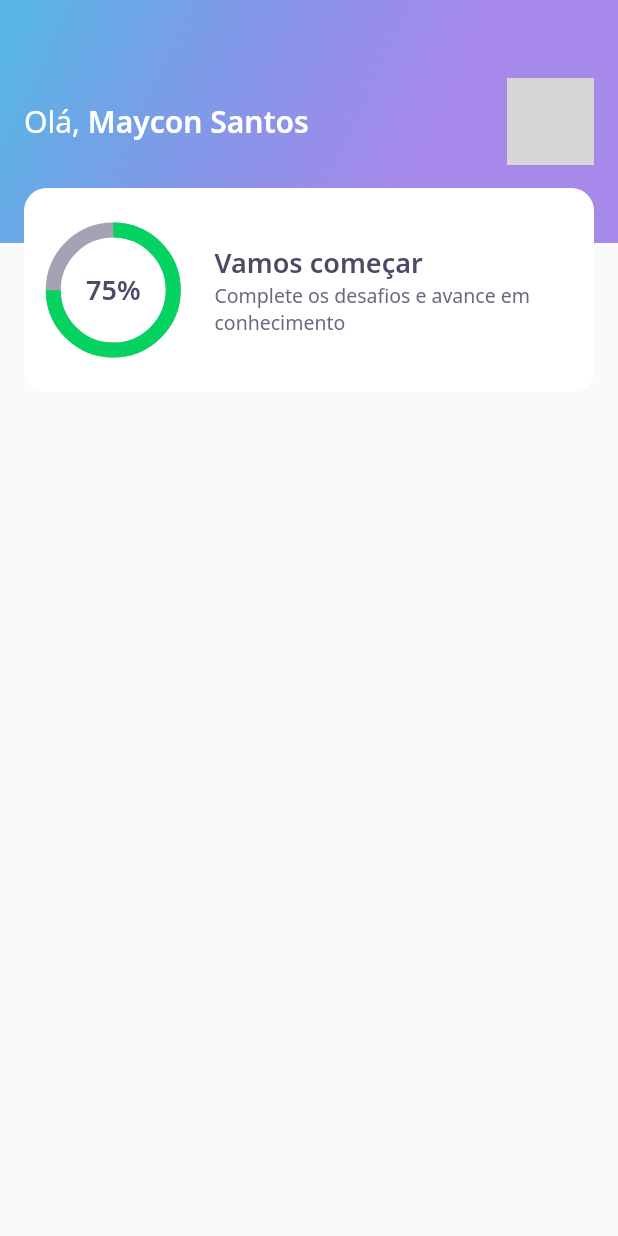
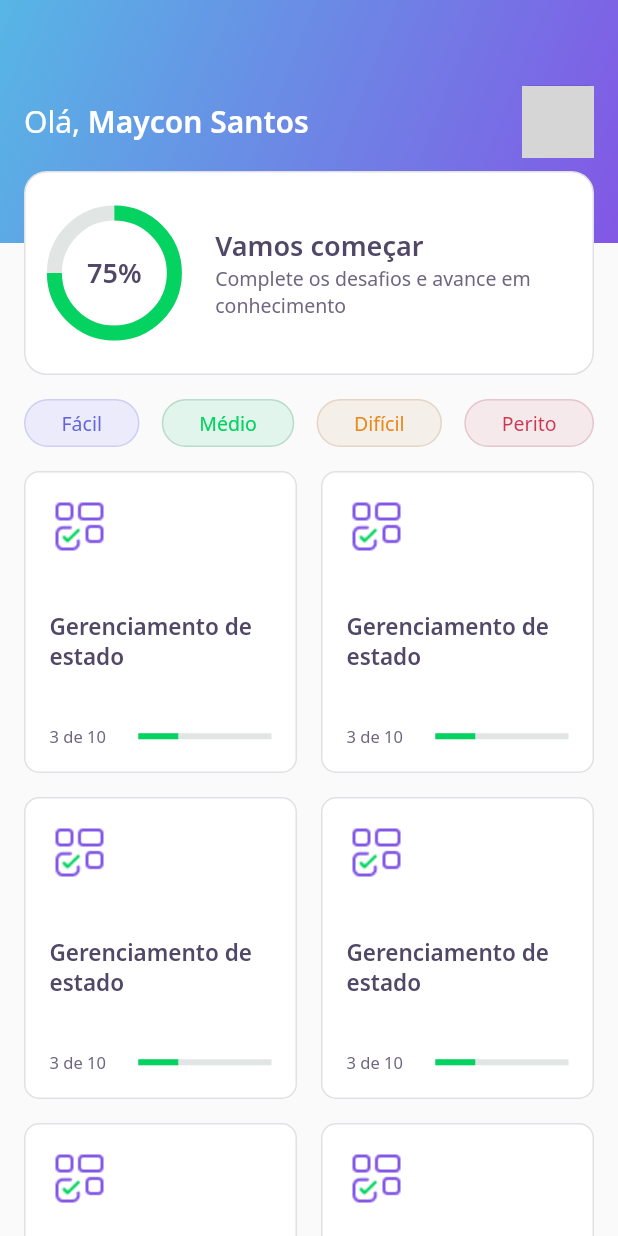
Before and after one commit to mayconsgs/dev_quiz, a Flutter app: the HomeScreen screen opened directly, on a phone screen of 412 x 824 dp. Run offline on Flutter 3.47's test engine with Material 2 defaults, Android fonts, the light colour scheme and no system bars; our stand-ins replace google_fonts; network calls fail; grey boxes are pictures that could not be loaded.

Commit message:
Algumas telas prontas.

```diff
--- a/lib/core/app_colors.dart
+++ b/lib/core/app_colors.dart
@@ -6,8 +6,8 @@ class AppColors {
   static final Color black = Color(0xFF514766);
   static final Color grey = Color(0xFF6E6680);
   static final Color lightGrey = Color(0xFFA6A1B2);
-  static final Color border = Color(0xFFE1E1E6);
-  static final Color chartSecondary = Color(0xFFE1E6E3);
+  static final Color border = Color(0xFFE1E1E5);
+  static final Color chartSecondary = Color(0xFFE1E5E3);
   static final Color chartPrimary = darkGreen;
 
   //Greens
--- a/lib/core/app_gradients.dart
+++ b/lib/core/app_gradients.dart
@@ -1,4 +1,3 @@
-import 'dart:math';
 import 'dart:ui';
 
 import 'package:flutter/material.dart';
@@ -6,9 +5,6 @@ import 'package:flutter/material.dart';
 class AppGradients {
   static final linear = LinearGradient(colors: [
     Color(0xFF57B6E5),
-    Color.fromRGBO(130, 87, 229, 0.695),
-  ], stops: [
-    0.0,
-    0.695
-  ], transform: GradientRotation(2.13959913 * pi));
+    Color(0xFF8257E5),
+  ], begin: Alignment.topLeft, end: Alignment.bottomRight);
 }
--- a/lib/core/core.dart
+++ b/lib/core/core.dart
@@ -1,5 +1,4 @@
 export './app_colors.dart';
 export './app_gradients.dart';
-export './app_widget.dart';
+export './app_images.dart';
 export './app_text_styles.dart';
-export './app_images.dart';
--- a/lib/screens/home_screen.dart
+++ b/lib/screens/home_screen.dart
@@ -1,4 +1,6 @@
 import 'package:dev_quiz/widgets/app_bar.dart';
+import 'package:dev_quiz/widgets/level_button_widget.dart';
+import 'package:dev_quiz/widgets/quiz_card_widget.dart';
 import 'package:flutter/material.dart';
 
 class HomeScreen extends StatefulWidget {
@@ -10,7 +12,47 @@ class _HomeScreenState extends State<HomeScreen> {
   @override
   Widget build(BuildContext context) {
     return Scaffold(
-      appBar: AppBarWidget(),
-    );
+        appBar: AppBarWidget(),
+        body: Column(
+          children: [
+            Padding(
+              padding: const EdgeInsets.only(left: 16, right: 16, top: 16),
+              child: Row(
+                mainAxisAlignment: MainAxisAlignment.spaceBetween,
+                children: [
+                  LevelButtonWidget(
+                    label: 'Fácil',
+                  ),
+                  LevelButtonWidget(
+                    label: 'Médio',
+                  ),
+                  LevelButtonWidget(
+                    label: 'Difícil',
+                  ),
+                  LevelButtonWidget(
+                    label: 'Perito',
+                  ),
+                ],
+              ),
+            ),
+            Expanded(
+              child: GridView.count(
+                padding: EdgeInsets.all(16),
+                crossAxisCount: 2,
+                mainAxisSpacing: 16,
+                crossAxisSpacing: 16,
+                childAspectRatio: 160 / 177,
+                children: [
+                  QuizCardWidget(),
+                  QuizCardWidget(),
+                  QuizCardWidget(),
+                  QuizCardWidget(),
+                  QuizCardWidget(),
+                  QuizCardWidget(),
+                ],
+              ),
+            )
+          ],
+        ));
   }
 }
--- a/lib/widgets/app_bar.dart
+++ b/lib/widgets/app_bar.dart
@@ -28,20 +28,22 @@ class AppBarWidget extends PreferredSize {
                             ),
                           ])),
                       Container(
-                        height: 58,
-                        width: 58,
+                        height: 48,
+                        width: 48,
                         decoration: BoxDecoration(
-                          image: DecorationImage(
-                            image: NetworkImage(
-                                'https://github.com/mayconsgs.png'),
-                          ),
-                          borderRadius: BorderRadius.circular(4),
-                        ),
+                            image: const DecorationImage(
+                              image: NetworkImage(
+                                  'https://avatars.githubusercontent.com/u/59394133?v=4'),
+                            ),
+                            borderRadius: BorderRadius.circular(4),
+                            border: Border.fromBorderSide(
+                              BorderSide(color: Color(0xFF7149CD), width: 2),
+                            )),
                       )
                     ],
                   ),
                 ),
-                Align(alignment: Alignment(0, 1.2), child: ScoreCardWidget())
+                Align(alignment: Alignment(0, 1), child: ScoreCardWidget())
               ],
             ),
           ),
--- a/lib/widgets/chart_widget.dart
+++ b/lib/widgets/chart_widget.dart
@@ -17,7 +17,7 @@ class ChartWidget extends StatelessWidget {
               child: CircularProgressIndicator(
                 strokeWidth: 10,
                 value: .75,
-                backgroundColor: AppColors.lightGrey,
+                backgroundColor: AppColors.chartSecondary,
                 valueColor:
                     AlwaysStoppedAnimation<Color>(AppColors.chartPrimary),
               ),
--- /dev/null
+++ b/lib/widgets/level_button_widget.dart
@@ -0,0 +1,56 @@
+import 'package:dev_quiz/core/app_colors.dart';
+import 'package:dev_quiz/core/core.dart';
+import 'package:flutter/material.dart';
+import 'package:google_fonts/google_fonts.dart';
+
+class LevelButtonWidget extends StatelessWidget {
+  final String label;
+
+  LevelButtonWidget({required this.label})
+      : assert(['Fácil', 'Médio', 'Difícil', 'Perito'].contains(label));
+
+  final config = {
+    'Fácil': {
+      'backgroundColor': AppColors.levelButtonFacil,
+      'borderColor': AppColors.levelButtonBorderFacil,
+      'textColor': AppColors.levelButtonTextFacil
+    },
+    'Médio': {
+      'backgroundColor': AppColors.levelButtonMedio,
+      'borderColor': AppColors.levelButtonBorderMedio,
+      'textColor': AppColors.levelButtonTextMedio
+    },
+    'Difícil': {
+      'backgroundColor': AppColors.levelButtonDificil,
+      'borderColor': AppColors.levelButtonBorderDificil,
+      'textColor': AppColors.levelButtonTextDificil
+    },
+    'Perito': {
+      'backgroundColor': AppColors.levelButtonPerito,
+      'borderColor': AppColors.levelButtonBorderPerito,
+      'textColor': AppColors.levelButtonTextPerito
+    }
+  };
+
+  Color get backgroundColor => config[label]!['backgroundColor']!;
+  Color get borderColor => config[label]!['borderColor']!;
+  Color get textColor => config[label]!['textColor']!;
+
+  @override
+  Widget build(BuildContext context) {
+    return Container(
+      padding: const EdgeInsets.symmetric(horizontal: 24, vertical: 6),
+      child: Text(
+        label,
+        style: GoogleFonts.notoSans(color: textColor, fontSize: 13),
+      ),
+      decoration: BoxDecoration(
+        color: backgroundColor,
+        border: Border.fromBorderSide(
+          BorderSide(color: borderColor),
+        ),
+        borderRadius: BorderRadius.circular(28),
+      ),
+    );
+  }
+}
--- /dev/null
+++ b/lib/widgets/linear_progress_widget.dart
@@ -0,0 +1,11 @@
+import 'package:dev_quiz/core/app_colors.dart';
+import 'package:flutter/material.dart';
+
+class LinearProgressWidget extends LinearProgressIndicator {
+  LinearProgressWidget({required double value})
+      : super(
+          backgroundColor: AppColors.chartSecondary,
+          valueColor: AlwaysStoppedAnimation<Color>(AppColors.chartPrimary),
+          value: value,
+        );
+}
--- /dev/null
+++ b/lib/widgets/quiz_card_widget.dart
@@ -0,0 +1,51 @@
+import 'package:dev_quiz/core/app_colors.dart';
+import 'package:dev_quiz/core/app_images.dart';
+import 'package:dev_quiz/core/app_text_styles.dart';
+import 'package:dev_quiz/widgets/linear_progress_widget.dart';
+import 'package:flutter/material.dart';
+
+class QuizCardWidget extends StatelessWidget {
+  @override
+  Widget build(BuildContext context) {
+    return Container(
+      padding: const EdgeInsets.all(16),
+      decoration: BoxDecoration(
+        color: AppColors.white,
+        borderRadius: BorderRadius.circular(10),
+        border: Border.all(color: AppColors.border),
+      ),
+      child: Column(
+        crossAxisAlignment: CrossAxisAlignment.start,
+        mainAxisAlignment: MainAxisAlignment.spaceBetween,
+        children: [
+          Image.asset(
+            AppImages.blocks,
+            height: 40,
+            width: 40,
+            fit: BoxFit.contain,
+          ),
+          Text(
+            'Gerenciamento de estado',
+            style: AppTextStyles.heading15,
+          ),
+          Row(
+            mainAxisAlignment: MainAxisAlignment.spaceBetween,
+            children: [
+              Expanded(
+                flex: 2,
+                child: Text(
+                  '3 de 10',
+                  style: AppTextStyles.body11,
+                ),
+              ),
+              Expanded(
+                flex: 3,
+                child: LinearProgressWidget(value: 0.3),
+              ),
+            ],
+          )
+        ],
+      ),
+    );
+  }
+}
--- a/lib/widgets/score_card.dart
+++ b/lib/widgets/score_card.dart
@@ -6,15 +6,15 @@ import 'package:flutter/material.dart';
 class ScoreCardWidget extends StatelessWidget {
   @override
   Widget build(BuildContext context) {
-    return Padding(
-      padding: const EdgeInsets.symmetric(horizontal: 16),
-      child: Container(
+    return Container(
       height: 136,
-        padding: EdgeInsets.all(16),
+      margin: const EdgeInsets.symmetric(horizontal: 16),
+      padding: const EdgeInsets.all(16),
       decoration: BoxDecoration(
           color: AppColors.white,
           borderRadius: BorderRadius.circular(15),
-        ),
+          border: Border.fromBorderSide(
+              BorderSide(color: AppColors.border, width: 1))),
       child: Row(
         children: [
           Expanded(
@@ -43,7 +43,6 @@ class ScoreCardWidget extends StatelessWidget {
           )
         ],
       ),
-      ),
     );
   }
 }
```
Also changed, not shown: lib/core/app_widget.dart (deleted, +0 -12 lines), lib/main.dart (+11 -1 lines), lib/screens/challenge_screen.dart (added, +15 -0 lines), lib/widgets/awnser_widget.dart (added, +84 -0 lines), lib/widgets/question_indicator_widget.dart (added, +30 -0 lines), lib/widgets/quiz_widget.dart (added, +48 -0 lines). Lines whose indentation alone changed are shown as unchanged.
